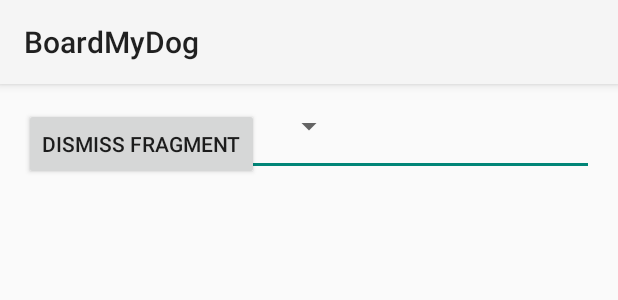
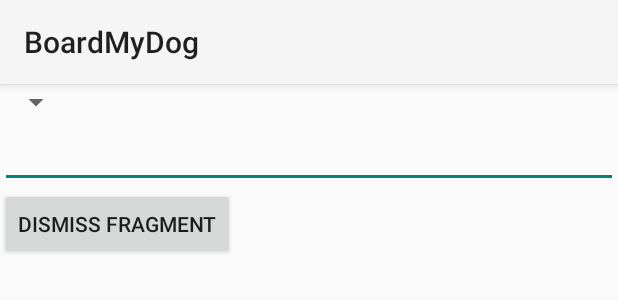
Before and after one commit to tromso/BoardMyDog, an Android app: the layout fragment_daycare.xml on its own in the app's theme, with its tools: preview values and no code run, on a phone screen of 412 x 824 dp. Shown: the top 300 px of the screen. Run offline under Robolectric (Android 15) with nearby library versions, the phone set to English and light mode, and no system bars.

Commit message:
made the dog dropdown

```diff
--- a/app/src/main/res/layout/fragment_daycare.xml
+++ b/app/src/main/res/layout/fragment_daycare.xml
@@ -1,11 +1,17 @@
-<RelativeLayout xmlns:android="http://schemas.android.com/apk/res/android"
-    xmlns:tools="http://schemas.android.com/tools" android:layout_width="match_parent"
-    android:layout_height="match_parent" android:paddingLeft="@dimen/activity_horizontal_margin"
-    android:paddingRight="@dimen/activity_horizontal_margin"
-    android:paddingTop="@dimen/activity_vertical_margin"
-    android:paddingBottom="@dimen/activity_vertical_margin"
-    tools:context=".MainActivity$PlaceholderFragment">
+<?xml version="1.0" encoding="utf-8"?>
+<LinearLayout
+    xmlns:android="http://schemas.android.com/apk/res/android"
+    android:orientation="vertical"
+    android:layout_width="match_parent"
+    android:layout_height="match_parent">
+    <ScrollView
+        android:layout_width="fill_parent"
+        android:layout_height="fill_parent">
 
+        <LinearLayout
+            android:orientation="vertical"
+            android:layout_width="match_parent"
+            android:layout_height="match_parent">
     <Spinner
         android:layout_width="wrap_content"
         android:layout_height="wrap_content"
@@ -33,6 +39,7 @@
         android:divider="@android:color/transparent">
 
     </ListView>
+        </LinearLayout>
+    </ScrollView>
 
-
-</RelativeLayout>
+</LinearLayout>
--- a/app/src/main/res/layout/fragment_dogsitter.xml
+++ b/app/src/main/res/layout/fragment_dogsitter.xml
@@ -6,5 +6,9 @@
     android:layout_height="match_parent">
 
 
-
+    <TextView
+        android:layout_width="wrap_content"
+        android:layout_height="wrap_content"
+        android:id="@+id/textView1"
+        android:layout_gravity="center_horizontal" />
 </LinearLayout>
```
Also changed, not shown: app/src/main/java/com/tromto/boardmydog/DaycareFragment.java (+18 -16 lines), app/src/main/java/com/tromto/boardmydog/DogsitterFragment.java (+24 -1 lines), app/src/main/java/com/tromto/boardmydog/MainActivity.java (+45 -8 lines), app/src/main/java/com/tromto/boardmydog/YouFragment.java (+72 -6 lines), app/src/main/res/layout/list2.xml (added, +44 -0 lines), app/src/main/res/layout/you.xml (+17 -0 lines), 2 other files.
